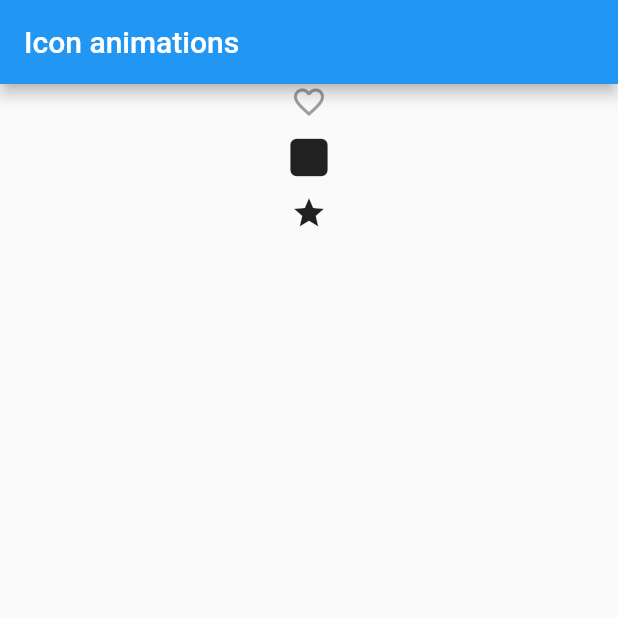
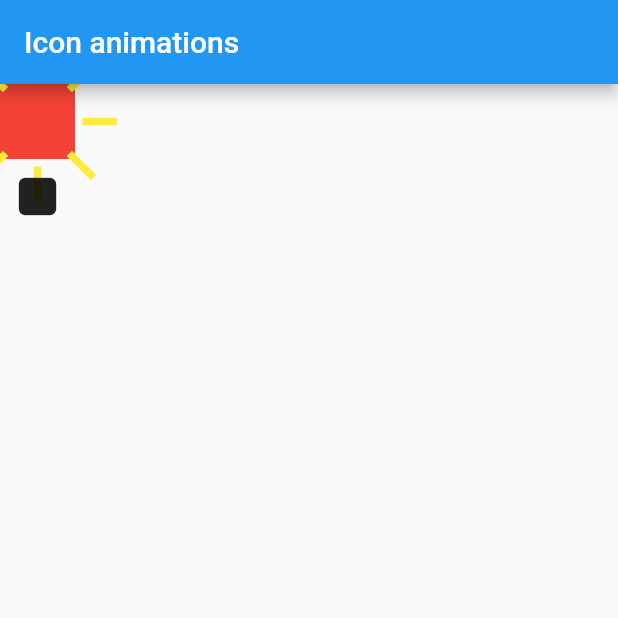
Before and after one commit to RikitoNoto/flutter_animated_icon_button, a Flutter app: the screen it shows after launch, on a phone screen of 412 x 824 dp, the top half of it. Run offline on Flutter 3.47's test engine with Material 2 defaults, Android fonts, the phone set to English and light mode, and no system bars.

Commit message:
create animation particle

```diff
--- a/example/lib/main.dart
+++ b/example/lib/main.dart
@@ -3,6 +3,7 @@ import 'dart:math';
 import 'package:flutter/material.dart';
 import 'package:flutter_animated_icon_button/animate_change_icon.dart';
 import 'package:flutter_animated_icon_button/tap_fill_icon.dart';
+import 'package:flutter_animated_icon_button/tap_particle.dart';
 
 void main() {
   runApp(const IconApp());
@@ -22,10 +23,14 @@ class IconApp extends StatelessWidget {
       ),
       body: const Column(
         children: [
-          TapFillIcon(
-            borderIcon: Icons.favorite_border,
-            fillIcon: Icons.favorite,
-            initialPushed: false,
+          TapParticle(
+            size: 50,
+            child: TapFillIcon(
+              size: 50,
+              borderIcon: Icons.favorite_border,
+              fillIcon: Icons.favorite,
+              initialPushed: false,
+            ),
           ),
           AnimateChangeIcon(
             rotateBeginAngle: 0,
@@ -38,7 +43,6 @@ class IconApp extends StatelessWidget {
               size: 50,
             ),
           ),
-          IconAnimation(),
         ],
       ),
     ));
--- a/lib/tap_fill_icon.dart
+++ b/lib/tap_fill_icon.dart
@@ -10,6 +10,7 @@ class TapFillIcon extends StatefulWidget {
     this.initialPushed = false,
     this.animationController,
     this.animationCurve = Curves.easeOutBack,
+    this.size,
     this.onTap,
     this.onPush,
     this.onPull,
@@ -25,6 +26,7 @@ class TapFillIcon extends StatefulWidget {
   final bool initialPushed;
   final AnimationController? animationController;
   final Curve animationCurve;
+  final double? size;
   final void Function()? onTap;
   final void Function()? onPush;
   final void Function()? onPull;
@@ -65,8 +67,7 @@ class TapFillIconState extends State<TapFillIcon>
 
   @override
   Widget build(BuildContext context) {
-    return Center(
-      child: GestureDetector(
+    return GestureDetector(
       onTap: () {
         widget.onTap?.call();
         if (_isPushed) {
@@ -83,19 +84,19 @@ class TapFillIconState extends State<TapFillIcon>
         children: [
           Icon(
             widget.borderIcon,
+            size: widget.size,
             color: widget.borderColor,
           ),
           Transform.scale(
             scale: CurvedAnimation(
                     parent: _controller, curve: widget.animationCurve)
                 .drive(Tween(
-                      begin: _controller.lowerBound,
-                      end: _controller.upperBound))
+                    begin: _controller.lowerBound, end: _controller.upperBound))
                 .value,
-              child: Icon(widget.fillIcon, color: widget.fillColor),
+            child: Icon(widget.fillIcon,
+                size: widget.size, color: widget.fillColor),
           ),
         ],
-        ),
       ),
     );
   }
--- /dev/null
+++ b/lib/tap_particle.dart
@@ -0,0 +1,122 @@
+import 'dart:math';
+
+import 'package:flutter/material.dart';
+
+class TapParticle extends StatefulWidget {
+  const TapParticle({
+    this.size = 300,
+    this.child,
+    super.key,
+  });
+
+  final double size;
+  final Widget? child;
+
+  @override
+  TapParticleState createState() => TapParticleState();
+}
+
+class TapParticleState extends State<TapParticle>
+    with SingleTickerProviderStateMixin {
+  late AnimationController _controller;
+
+  @override
+  void initState() {
+    super.initState();
+    _controller =
+        AnimationController(vsync: this, duration: Duration(milliseconds: 500));
+    _controller.repeat();
+  }
+
+  @override
+  void dispose() {
+    _controller.dispose();
+    super.dispose();
+  }
+
+  @override
+  Widget build(BuildContext context) {
+    return Stack(
+      children: [
+        if (widget.child != null) ...[
+          widget.child!,
+        ],
+        Container(
+          height: 50,
+          width: 50,
+          color: Colors.red,
+        ),
+        CircleParticle(animation: _controller),
+      ],
+    );
+  }
+}
+
+class CircleParticle extends StatelessWidget {
+  const CircleParticle({
+    required this.animation,
+    this.lineCount = 8,
+    this.size = 50,
+    super.key,
+  });
+  final Animation<double> animation;
+  final int lineCount;
+  final double size;
+
+  @override
+  Widget build(BuildContext context) {
+    return Stack(
+      children: List.generate(
+        lineCount,
+        (i) => Transform.rotate(
+          angle: 2 * pi / lineCount * i,
+          child: CustomPaint(
+            size: Size(size, size),
+            painter: LineParticlePainter(
+                animation: animation, lineLength: size * 0.6),
+          ),
+        ),
+      ),
+    );
+  }
+}
+
+class LineParticlePainter extends CustomPainter {
+  LineParticlePainter({
+    required this.animation,
+    required this.lineLength,
+  }) : super(repaint: animation);
+  final Animation<double> animation;
+  final double lineLength;
+
+  @override
+  void paint(Canvas canvas, Size size) {
+    Paint paint = Paint()
+      ..color = Colors.yellow
+      ..strokeWidth = 5;
+
+    // double startY = size.height * (1 - animation.value);
+    double startY = size.height * animation.value + size.height / 2;
+    double endY = startY + lineLength * lengthAnimation(animation.value);
+
+    Offset start = Offset(size.width / 2, startY);
+    Offset end = Offset(size.width / 2, endY);
+
+    canvas.drawLine(start, end, paint);
+  }
+
+  double lengthAnimation(double animation) {
+    var value = -15.8730158730158 * pow(animation, 3) +
+        22.222222222222 * pow(animation, 2) +
+        -6.34920634920 * animation;
+    if (value < 0) {
+      value = 0;
+    }
+    return value;
+  }
+
+  @override
+  bool shouldRepaint(covariant CustomPainter oldDelegate) {
+    return true;
+  }
+}
```
Also changed, not shown: lib/flutter_animated_icon_button.dart (line endings or trailing spaces). Lines whose indentation alone changed are shown as unchanged.
